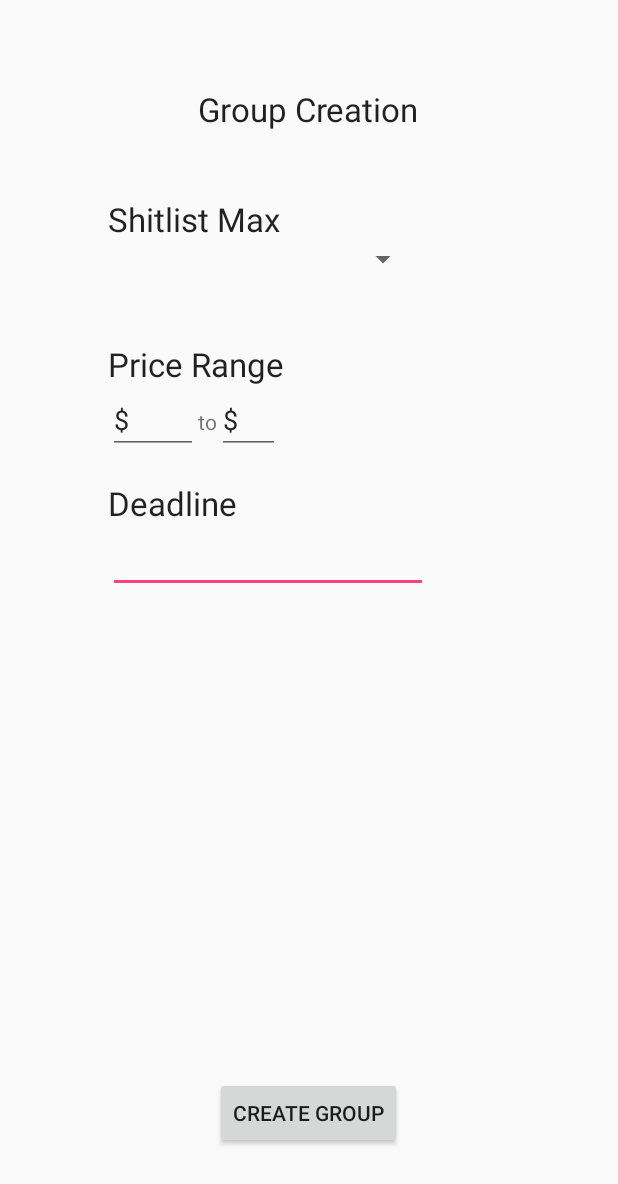
After one commit to ucsdCSE110wi16/CSE110W240T12, an Android app: the CreateGroup screen opened directly, with no data from a screen before it, on a phone screen of 412 x 824 dp. The commit adds this screen. Shown: the top 1184 px of the screen. Run offline under Robolectric (Android 15) with nearby library versions, the phone set to English and light mode, and no system bars.

Commit message:
Create Group activity and xml

```diff
--- a/GiftExchange/app/src/main/AndroidManifest.xml
+++ b/GiftExchange/app/src/main/AndroidManifest.xml
@@ -55,6 +55,9 @@
                 android:name="android.support.PARENT_ACTIVITY"
                 android:value="edu.ucsd.cse110wi16.giftexchange.adminSettings" />
         </activity>
+        <activity
+            android:name=".CreateGroup"
+            android:label="@string/title_activity_create_group"></activity>
     </application>
 
 </manifest>
--- /dev/null
+++ b/GiftExchange/app/src/main/java/edu/ucsd/cse110wi16/giftexchange/CreateGroup.java
@@ -0,0 +1,36 @@
+package edu.ucsd.cse110wi16.giftexchange;
+
+import android.content.Intent;
+import android.os.Bundle;
+import android.app.Activity;
+import android.view.View;
+import android.widget.EditText;
+
+public class CreateGroup extends Activity {
+
+    public final static String MIN_PRICE = "edu.ucsd.cse110wi16.giftexchange.MIN_PRICE";
+    public final static String MAX_PRICE = "edu.ucsd.cse110wi16.giftexchange.MAX_PRICE";
+
+    @Override
+    protected void onCreate(Bundle savedInstanceState) {
+        super.onCreate(savedInstanceState);
+        setContentView(R.layout.activity_create_group);
+    }
+
+    public void createGroup(View view) {
+        Intent intent = new Intent(this, viewCurrentGroups.class);
+        EditText min_price = (EditText) findViewById(R.id.min_price);
+        EditText max_price = (EditText) findViewById(R.id.max_price);
+        String minPrice = min_price.getText().toString();
+        String maxPrice = min_price.getText().toString();
+        //will put other stuff once group options are fully sorted out
+        //also, debating whether to set min/max price as just recommendations
+        //for one to include in a giant event description.
+        intent.putExtra(MIN_PRICE, minPrice);
+        intent.putExtra(MAX_PRICE, maxPrice);
+        //startActivity(intent);
+        //in actuality, this would send you to the home page with the new group visible
+        //because it had been saved to firebase (and groups on the home page load from firebase)
+        //so I don't think this would actually send anything using intents, just save to firebase.
+    }
+}
--- /dev/null
+++ b/GiftExchange/app/src/main/res/layout/activity_create_group.xml
@@ -0,0 +1,129 @@
+<?xml version="1.0" encoding="utf-8"?>
+<RelativeLayout xmlns:android="http://schemas.android.com/apk/res/android"
+    xmlns:tools="http://schemas.android.com/tools"
+    android:layout_width="match_parent"
+    android:layout_height="match_parent"
+    android:paddingBottom="@dimen/activity_vertical_margin"
+    android:paddingLeft="@dimen/activity_horizontal_margin"
+    android:paddingRight="@dimen/activity_horizontal_margin"
+    android:paddingTop="@dimen/activity_vertical_margin"
+    tools:context="edu.ucsd.cse110wi16.giftexchange.CreateGroup"
+    android:touchscreenBlocksFocus="false"
+    android:transitionGroup="false">
+
+    <TextView
+        android:layout_width="wrap_content"
+        android:layout_height="wrap_content"
+        android:textAppearance="?android:attr/textAppearanceLarge"
+        android:text="Group Creation"
+        android:id="@+id/textView2"
+        android:layout_marginTop="42dp"
+        android:layout_alignParentTop="true"
+        android:layout_centerHorizontal="true" />
+
+    <TextView
+        android:layout_width="wrap_content"
+        android:layout_height="wrap_content"
+        android:textAppearance="?android:attr/textAppearanceLarge"
+        android:text="Shitlist Max"
+        android:id="@+id/textView3"
+        android:layout_marginTop="44dp"
+        android:layout_marginLeft="56dp"
+        android:layout_marginStart="56dp"
+        android:layout_below="@+id/textView2"
+        android:layout_alignParentLeft="true"
+        android:layout_alignParentStart="true" />
+
+    <TextView
+        android:layout_width="wrap_content"
+        android:layout_height="wrap_content"
+        android:textAppearance="?android:attr/textAppearanceLarge"
+        android:text="Price Range"
+        android:id="@+id/textView4"
+        android:layout_marginTop="67dp"
+        android:layout_below="@+id/textView3"
+        android:layout_alignLeft="@+id/textView3"
+        android:layout_alignStart="@+id/textView3"
+        android:layout_alignRight="@+id/button"
+        android:layout_alignEnd="@+id/button" />
+
+    <TextView
+        android:layout_width="wrap_content"
+        android:layout_height="wrap_content"
+        android:textAppearance="?android:attr/textAppearanceLarge"
+        android:text="Deadline"
+        android:id="@+id/textView5"
+        android:layout_marginTop="63dp"
+        android:layout_below="@+id/textView4"
+        android:layout_alignLeft="@+id/textView4"
+        android:layout_alignStart="@+id/textView4" />
+
+    <Spinner
+        android:layout_width="wrap_content"
+        android:layout_height="wrap_content"
+        android:id="@+id/spinner"
+        android:spinnerMode="dropdown"
+        android:layout_below="@+id/textView3"
+        android:layout_alignLeft="@+id/textView3"
+        android:layout_alignStart="@+id/textView3"
+        android:layout_alignRight="@+id/textView2"
+        android:layout_alignEnd="@+id/textView2" />
+
+    <Button
+        android:layout_width="wrap_content"
+        android:layout_height="wrap_content"
+        android:text="Create Group"
+        android:id="@+id/button"
+        android:layout_alignParentBottom="true"
+        android:layout_centerHorizontal="true"
+        android:layout_marginBottom="42dp"
+        android:onClick="createGroup" />
+
+    <EditText
+        android:layout_width="wrap_content"
+        android:layout_height="wrap_content"
+        android:inputType="date"
+        android:ems="10"
+        android:id="@+id/deadline"
+        android:layout_below="@+id/textView5"
+        android:layout_alignLeft="@+id/textView5"
+        android:layout_alignStart="@+id/textView5" />
+
+    <EditText
+        android:layout_width="wrap_content"
+        android:layout_height="wrap_content"
+        android:inputType="number"
+        android:ems="10"
+        android:id="@+id/min_price"
+        android:layout_below="@+id/textView4"
+        android:layout_alignLeft="@+id/textView4"
+        android:layout_alignStart="@+id/textView4"
+        android:layout_toStartOf="@+id/textView2"
+        android:layout_toLeftOf="@+id/textView2"
+        android:text="$" />
+
+    <TextView
+        android:layout_width="wrap_content"
+        android:layout_height="wrap_content"
+        android:textAppearance="?android:attr/textAppearanceSmall"
+        android:text="to"
+        android:id="@+id/textView6"
+        android:layout_alignBaseline="@+id/min_price"
+        android:layout_alignBottom="@+id/min_price"
+        android:layout_toRightOf="@+id/min_price"
+        android:layout_toEndOf="@+id/min_price" />
+
+    <EditText
+        android:layout_width="wrap_content"
+        android:layout_height="wrap_content"
+        android:inputType="number"
+        android:ems="10"
+        android:id="@+id/max_price"
+        android:layout_below="@+id/textView4"
+        android:layout_alignRight="@+id/textView3"
+        android:layout_alignEnd="@+id/textView3"
+        android:layout_toRightOf="@+id/textView6"
+        android:layout_toEndOf="@+id/textView6"
+        android:text="$" />
+
+</RelativeLayout>
--- a/GiftExchange/app/src/main/res/values/strings.xml
+++ b/GiftExchange/app/src/main/res/values/strings.xml
@@ -69,4 +69,5 @@
     <string name="pref_title_vibrate">Vibrate</string>
     <string name="title_activity_admin_settings">Group Manager Settings</string>
     <string name="title_activity_admin_edit_users">adminEditUsers</string>
+    <string name="title_activity_create_group">CreateGroup</string>
 </resources>
--- a/GiftExchange/app/src/main/res/values/styles.xml
+++ b/GiftExchange/app/src/main/res/values/styles.xml
@@ -17,4 +17,5 @@
 
     <style name="AppTheme.PopupOverlay" parent="ThemeOverlay.AppCompat.Light" />
 
+
 </resources>
```
